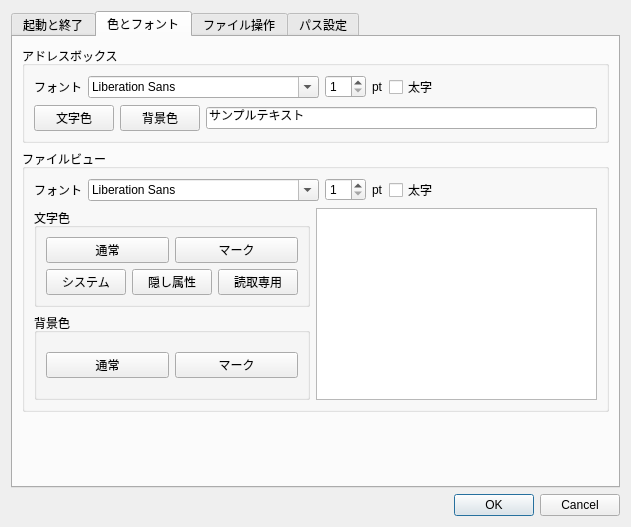
Qt form preferencedialog.ui (miyabi-satoh/Gefu) before a commit.
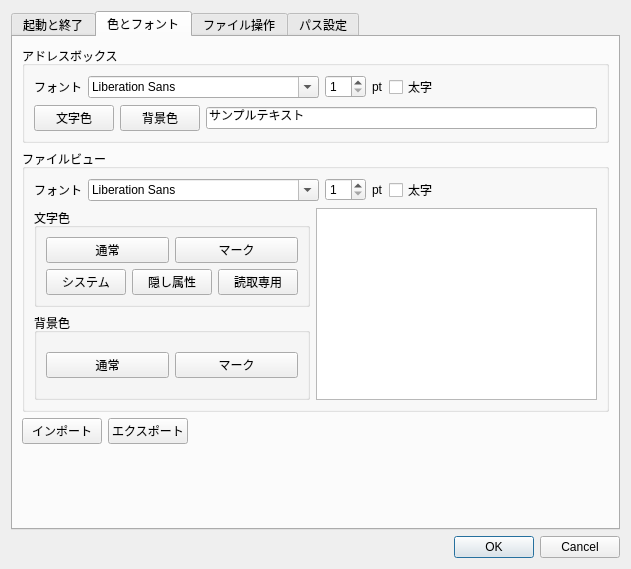
The same form after that commit. The open tabs and pages were chosen to show the change.

The edit to the form file:
```diff
--- a/preferencedialog.ui
+++ b/preferencedialog.ui
@@ -7,7 +7,7 @@
     <x>0</x>
     <y>0</y>
     <width>631</width>
-    <height>527</height>
+    <height>569</height>
    </rect>
   </property>
   <property name="sizePolicy">
@@ -897,6 +897,43 @@
          </layout>
         </widget>
        </item>
+       <item>
+        <layout class="QHBoxLayout" name="horizontalLayout_28">
+         <item>
+          <widget class="QPushButton" name="importAppearance">
+           <property name="focusPolicy">
+            <enum>Qt::StrongFocus</enum>
+           </property>
+           <property name="text">
+            <string>インポート</string>
+           </property>
+          </widget>
+         </item>
+         <item>
+          <widget class="QPushButton" name="exportAppearance">
+           <property name="focusPolicy">
+            <enum>Qt::StrongFocus</enum>
+           </property>
+           <property name="text">
+            <string>エクスポート</string>
+           </property>
+          </widget>
+         </item>
+         <item>
+          <spacer name="horizontalSpacer_17">
+           <property name="orientation">
+            <enum>Qt::Horizontal</enum>
+           </property>
+           <property name="sizeHint" stdset="0">
+            <size>
+             <width>40</width>
+             <height>20</height>
+            </size>
+           </property>
+          </spacer>
+         </item>
+        </layout>
+       </item>
        <item>
         <spacer name="verticalSpacer_2">
          <property name="orientation">
```
Left out of the diff: 62 changed lines with no effect on the pictures.
